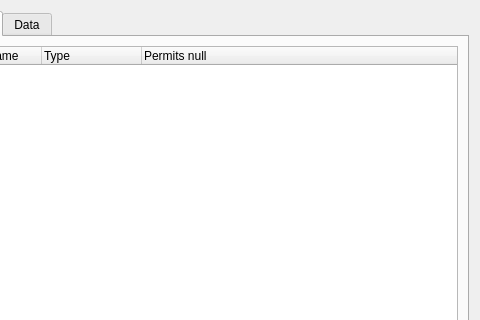
Qt form src/tabwidget/tablewidgetclass.ui (FrenchDilettante/dbmaster) before a commit; both pictures show x 81 to 561 and y 0 to 320 of the 561 by 421 pixel window.
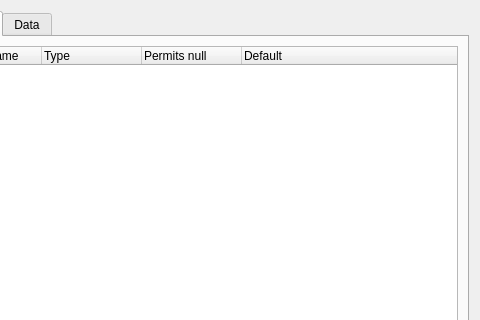
The same form after that commit. The open tabs and pages were chosen to show the change. Custom widgets are drawn as their Qt base class.

```diff
--- a/src/tabwidget/tablewidgetclass.ui
+++ b/src/tabwidget/tablewidgetclass.ui
@@ -38,6 +38,11 @@
            <string>Permits null</string>
           </property>
          </column>
+         <column>
+          <property name="text">
+           <string>Default</string>
+          </property>
+         </column>
         </widget>
        </item>
       </layout>
```
